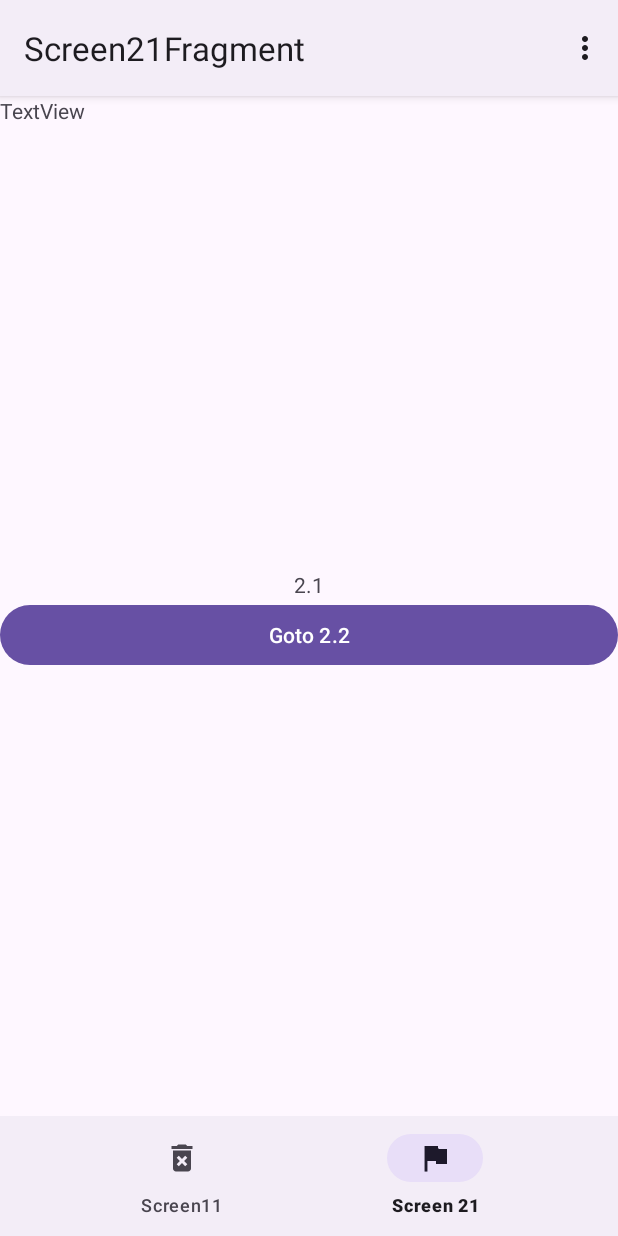
After one commit to Anth06ny/23_11_sparks, an Android app: the Screen21Fragment screen opened through its navigation route, on a phone screen of 412 x 824 dp. The commit adds this screen. Run offline under Robolectric (Android 15) with nearby library versions, the phone set to English and light mode, and no system bars; our stand-ins replace navigation-ui.

Commit message:
Correction TP Fragment bottomBar

```diff
--- a/app/build.gradle.kts
+++ b/app/build.gradle.kts
@@ -47,6 +47,8 @@ dependencies {
     implementation("com.squareup.okhttp3:okhttp:+")
     //Parsing JSON
     implementation("com.google.code.gson:gson:2.3")
+    implementation("androidx.navigation:navigation-fragment-ktx:2.7.2")
+    implementation("androidx.navigation:navigation-ui-ktx:2.7.2")
     testImplementation("junit:junit:4.13.2")
     androidTestImplementation("androidx.test.ext:junit:1.1.5")
     androidTestImplementation("androidx.test.espresso:espresso-core:3.5.1")
--- /dev/null
+++ b/app/src/main/java/com/amonteiro/a23_11_sparks/ExoNavGraphActivity.kt
@@ -0,0 +1,57 @@
+package com.amonteiro.a23_11_sparks
+
+import androidx.appcompat.app.AppCompatActivity
+import android.os.Bundle
+import android.view.Menu
+import android.view.MenuInflater
+import android.view.MenuItem
+import androidx.core.view.MenuProvider
+import androidx.navigation.findNavController
+import androidx.navigation.ui.AppBarConfiguration
+import androidx.navigation.ui.setupActionBarWithNavController
+import androidx.navigation.ui.setupWithNavController
+import com.amonteiro.a23_11_sparks.databinding.ActivityExoNavGraphBinding
+
+class ExoNavGraphActivity : AppCompatActivity(), MenuProvider {
+
+    val binding by lazy { ActivityExoNavGraphBinding.inflate(layoutInflater) }
+    //val model by lazy { ViewModelProvider(this)[ExoViewModel::class.java] }
+
+    override fun onCreate(savedInstanceState: Bundle?) {
+        super.onCreate(savedInstanceState)
+        setContentView(binding.root)
+
+        addMenuProvider(this)
+    }
+
+    override fun onPostCreate(savedInstanceState: Bundle?) {
+        super.onPostCreate(savedInstanceState)
+        val navController =  binding.navHostFragment.findNavController()
+
+        binding.bottomNavigation.setupWithNavController(navController)
+        val appBarConfiguration = AppBarConfiguration(
+            setOf(R.id.screen11Fragment, R.id.screen21Fragment))
+
+        setupActionBarWithNavController(navController, appBarConfiguration)
+    }
+
+    override fun onSupportNavigateUp(): Boolean {
+        return  binding.navHostFragment.findNavController().navigateUp() ||
+         super.onSupportNavigateUp()
+    }
+
+    /* -------------------------------- */
+    // Menu
+    /* -------------------------------- */
+    override fun onCreateMenu(menu: Menu, menuInflater: MenuInflater) {
+        menu.add(0,1,0,"Back to main")
+    }
+
+    override fun onMenuItemSelected(menuItem: MenuItem): Boolean {
+        if(menuItem.itemId == 1){
+            finish()
+            return true
+        }
+        return false
+    }
+}
--- a/app/src/main/java/com/amonteiro/a23_11_sparks/MainActivity.kt
+++ b/app/src/main/java/com/amonteiro/a23_11_sparks/MainActivity.kt
@@ -9,6 +9,7 @@ import com.amonteiro.a23_11_sparks.databinding.ActivityMainBinding
 
 
 const val MENU_ID_WEATHER = 1
+const val MENU_ID_FRAGMENT = 2
 
 class MainActivity : AppCompatActivity() {
 
@@ -60,6 +61,7 @@ class MainActivity : AppCompatActivity() {
     //Callback de la création du menu
     override fun onCreateOptionsMenu(menu: Menu): Boolean {
         menu.add(0,MENU_ID_WEATHER,0,"Météo")
+        menu.add(0,MENU_ID_FRAGMENT,0,"Fragments")
         return super.onCreateOptionsMenu(menu)
     }
 
@@ -70,6 +72,10 @@ class MainActivity : AppCompatActivity() {
                 val intent = Intent(this, WeatherActivity::class.java)
                 startActivity(intent)
             }
+            MENU_ID_FRAGMENT -> {
+                val intent = Intent(this, ExoNavGraphActivity::class.java)
+                startActivity(intent)
+            }
         }
         return super.onOptionsItemSelected(item)
     }
--- /dev/null
+++ b/app/src/main/java/com/amonteiro/a23_11_sparks/Screen12Fragment.kt
@@ -0,0 +1,6 @@
+package com.amonteiro.a23_11_sparks
+
+// TODO: Rename parameter arguments, choose names that match
+// the fragment initialization parameters, e.g. ARG_ITEM_NUMBER
+private const val ARG_PARAM1 = "param1"
+private const val ARG_PARAM2 = "param2"
--- a/app/src/main/java/com/amonteiro/a23_11_sparks/WeatherActivity.kt
+++ b/app/src/main/java/com/amonteiro/a23_11_sparks/WeatherActivity.kt
@@ -31,6 +31,7 @@ class WeatherActivity : AppCompatActivity() {
         binding.btLoad.setOnClickListener {
             val cityName = binding.editText.text.toString()
             model.loadData(cityName)
+
         }
 
         observe()
--- /dev/null
+++ b/app/src/main/java/com/amonteiro/a23_11_sparks/fragments/Screen11Fragment.kt
@@ -0,0 +1,64 @@
+package com.amonteiro.a23_11_sparks.fragments
+
+import android.os.Bundle
+import android.view.LayoutInflater
+import android.view.Menu
+import android.view.MenuInflater
+import android.view.MenuItem
+import android.view.View
+import android.view.ViewGroup
+import androidx.core.view.MenuProvider
+import androidx.fragment.app.Fragment
+import androidx.lifecycle.Lifecycle
+import androidx.navigation.fragment.findNavController
+import com.amonteiro.a23_11_sparks.ExoNavGraphActivity
+import com.amonteiro.a23_11_sparks.R
+import com.amonteiro.a23_11_sparks.databinding.FragmentScreen11Binding
+
+
+class Screen11Fragment : Fragment(), MenuProvider {
+
+    private var _binding: FragmentScreen11Binding? = null
+
+    private val binding get() = _binding!!
+
+    override fun onCreate(savedInstanceState: Bundle?) {
+        super.onCreate(savedInstanceState)
+        println("Screen11Fragment.onCreate")
+    }
+
+    override fun onCreateView(
+        inflater: LayoutInflater, container: ViewGroup?,
+        savedInstanceState: Bundle?
+    ): View {
+        println("Screen11Fragment.onCreateView")
+        _binding = FragmentScreen11Binding.inflate(inflater, container, false)
+
+        activity?.addMenuProvider(this, viewLifecycleOwner, Lifecycle.State.STARTED)
+
+        binding.btGoto.setOnClickListener {
+            findNavController().navigate(R.id.action_screen11Fragment_to_screen12Fragment)
+        }
+
+        // Inflate the layout for this fragment
+        return binding.root
+    }
+
+
+    /* -------------------------------- */
+    // Menu
+    /* -------------------------------- */
+
+    override fun onCreateMenu(menu: Menu, menuInflater: MenuInflater) {
+        menu.add(0,2,0, "Goto 1.2")
+    }
+
+    override fun onMenuItemSelected(menuItem: MenuItem): Boolean {
+        if(menuItem.itemId == 2){
+            findNavController().navigate(R.id.action_screen11Fragment_to_screen12Fragment)
+            return true
+        }
+        return false
+    }
+
+}
--- /dev/null
+++ b/app/src/main/java/com/amonteiro/a23_11_sparks/fragments/Screen21Fragment.kt
@@ -0,0 +1,64 @@
+package com.amonteiro.a23_11_sparks.fragments
+
+import android.os.Bundle
+import android.view.LayoutInflater
+import android.view.Menu
+import android.view.MenuInflater
+import android.view.MenuItem
+import android.view.View
+import android.view.ViewGroup
+import androidx.core.view.MenuProvider
+import androidx.fragment.app.Fragment
+import androidx.lifecycle.Lifecycle
+import androidx.navigation.fragment.findNavController
+import com.amonteiro.a23_11_sparks.ExoNavGraphActivity
+import com.amonteiro.a23_11_sparks.R
+import com.amonteiro.a23_11_sparks.databinding.FragmentScreen11Binding
+import com.amonteiro.a23_11_sparks.databinding.FragmentScreen21Binding
+
+
+class Screen21Fragment : Fragment(), MenuProvider {
+
+    private var _binding: FragmentScreen21Binding? = null
+
+    private val binding get() = _binding!!
+
+    override fun onCreate(savedInstanceState: Bundle?) {
+        super.onCreate(savedInstanceState)
+        println("Screen11Fragment.onCreate")
+    }
+
+    override fun onCreateView(
+        inflater: LayoutInflater, container: ViewGroup?,
+        savedInstanceState: Bundle?
+    ): View {
+        _binding = FragmentScreen21Binding.inflate(inflater, container, false)
+
+        activity?.addMenuProvider(this, viewLifecycleOwner, Lifecycle.State.STARTED)
+
+        binding.btGoto.setOnClickListener {
+            findNavController().navigate(R.id.action_screen21Fragment2_to_screen22Fragment)
+        }
+
+        // Inflate the layout for this fragment
+        return binding.root
+    }
+
+
+    /* -------------------------------- */
+    // Menu
+    /* -------------------------------- */
+
+    override fun onCreateMenu(menu: Menu, menuInflater: MenuInflater) {
+        menu.add(0,2,0, "Goto 2.2")
+    }
+
+    override fun onMenuItemSelected(menuItem: MenuItem): Boolean {
+        if(menuItem.itemId == 2){
+            findNavController().navigate(R.id.action_screen21Fragment2_to_screen22Fragment)
+            return true
+        }
+        return false
+    }
+
+}
--- /dev/null
+++ b/app/src/main/res/layout/activity_exo_nav_graph.xml
@@ -0,0 +1,32 @@
+<?xml version="1.0" encoding="utf-8"?>
+<LinearLayout xmlns:android="http://schemas.android.com/apk/res/android"
+    xmlns:app="http://schemas.android.com/apk/res-auto"
+    xmlns:tools="http://schemas.android.com/tools"
+    android:layout_width="match_parent"
+    android:layout_height="match_parent"
+    android:orientation="vertical"
+    tools:context=".ExoNavGraphActivity">
+
+    <TextView
+        android:id="@+id/textView2"
+        android:layout_width="wrap_content"
+        android:layout_height="wrap_content"
+        android:text="TextView" />
+
+    <androidx.fragment.app.FragmentContainerView
+        android:id="@+id/nav_host_fragment"
+        app:navGraph="@navigation/nav_graph"
+        android:name="androidx.navigation.fragment.NavHostFragment"
+        app:defaultNavHost="true"
+
+        android:layout_width="match_parent"
+        android:layout_height="wrap_content"
+        android:layout_weight="1" />
+
+    <com.google.android.material.bottomnavigation.BottomNavigationView
+        app:menu="@menu/bottom_navigation_menu"
+        android:id="@+id/bottom_navigation"
+        android:layout_width="match_parent"
+        android:layout_height="wrap_content" />
+
+</LinearLayout>
--- /dev/null
+++ b/app/src/main/res/layout/fragment_screen21.xml
@@ -0,0 +1,22 @@
+<?xml version="1.0" encoding="utf-8"?>
+<LinearLayout xmlns:android="http://schemas.android.com/apk/res/android"
+    xmlns:tools="http://schemas.android.com/tools"
+    android:layout_width="match_parent"
+    android:layout_height="match_parent"
+    android:gravity="center"
+    android:orientation="vertical"
+    tools:context=".fragments.Screen11Fragment">
+
+    <!-- TODO: Update blank fragment layout -->
+    <TextView
+        android:layout_width="wrap_content"
+        android:layout_height="wrap_content"
+        android:text="2.1" />
+
+    <Button
+        android:id="@+id/btGoto"
+        android:layout_width="match_parent"
+        android:layout_height="wrap_content"
+        android:text="Goto 2.2" />
+
+</LinearLayout>
--- /dev/null
+++ b/app/src/main/res/menu/bottom_navigation_menu.xml
@@ -0,0 +1,18 @@
+<?xml version="1.0" encoding="utf-8"?>
+<menu xmlns:app="http://schemas.android.com/apk/res-auto"
+    xmlns:android="http://schemas.android.com/apk/res/android">
+
+    <item
+        android:icon="@drawable/baseline_delete_forever_24"
+        android:id="@+id/screen11Fragment"
+        android:layout_width="wrap_content"
+        android:layout_height="wrap_content"
+        android:title="Screen11" />
+
+    <item
+        android:id="@+id/screen21Fragment"
+        android:icon="@drawable/baseline_flag_24"
+        android:layout_width="wrap_content"
+        android:layout_height="wrap_content"
+        android:title="Screen 21" />
+</menu>
--- /dev/null
+++ b/app/src/main/res/navigation/nav_graph.xml
@@ -0,0 +1,34 @@
+<?xml version="1.0" encoding="utf-8"?>
+<navigation xmlns:android="http://schemas.android.com/apk/res/android"
+    xmlns:app="http://schemas.android.com/apk/res-auto"
+    xmlns:tools="http://schemas.android.com/tools"
+    android:id="@+id/nav_graph"
+    app:startDestination="@id/screen11Fragment">
+
+    <fragment
+        android:id="@+id/screen11Fragment"
+        android:name="com.amonteiro.a23_11_sparks.fragments.Screen11Fragment"
+        android:label="fragment_screen11"
+        tools:layout="@layout/fragment_screen11" >
+        <action
+            android:id="@+id/action_screen11Fragment_to_screen12Fragment"
+            app:destination="@id/screen12Fragment" />
+    </fragment>
+    <fragment
+        android:id="@+id/screen12Fragment"
+        android:name="com.amonteiro.a23_11_sparks.fragments.Screen12Fragment"
+        android:label="fragment_screen12"
+        tools:layout="@layout/fragment_screen12" />
+    <fragment
+        android:id="@+id/screen21Fragment"
+        android:name="com.amonteiro.a23_11_sparks.fragments.Screen21Fragment"
+        android:label="Screen21Fragment" >
+        <action
+            android:id="@+id/action_screen21Fragment2_to_screen22Fragment"
+            app:destination="@id/screen22Fragment" />
+    </fragment>
+    <fragment
+        android:id="@+id/screen22Fragment"
+        android:name="com.amonteiro.a23_11_sparks.fragments.Screen22Fragment"
+        android:label="Screen22Fragment" />
+</navigation>
--- a/app/src/main/res/values/strings.xml
+++ b/app/src/main/res/values/strings.xml
@@ -2,4 +2,6 @@
     <string name="app_name">23_11_sparks</string>
     <string name="like">Like</string>
     <string name="dislike">Dislike</string>
+    <!-- TODO: Remove or change this placeholder text -->
+    <string name="hello_blank_fragment">Hello blank fragment</string>
 </resources>
```
Also changed, not shown: app/src/main/AndroidManifest.xml (+5 -3 lines), app/src/main/java/com/amonteiro/a23_11_sparks/fragments/Screen12Fragment.kt (added, +59 -0 lines), app/src/main/java/com/amonteiro/a23_11_sparks/fragments/Screen22Fragment.kt (added, +60 -0 lines), app/src/main/res/layout/fragment_screen11.xml (added, +22 -0 lines), app/src/main/res/layout/fragment_screen12.xml (added, +18 -0 lines), app/src/main/res/layout/fragment_screen22.xml (added, +18 -0 lines).
